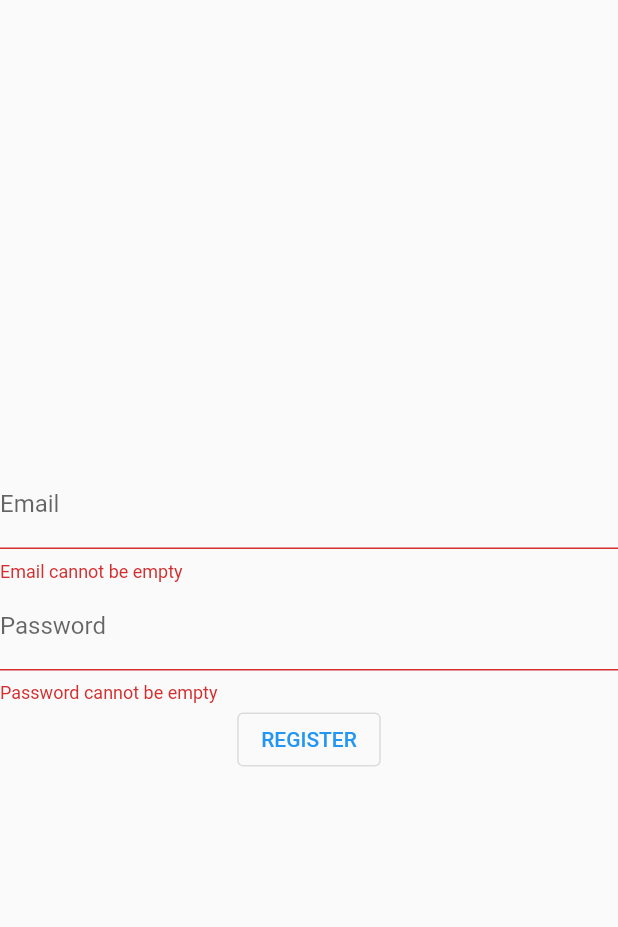
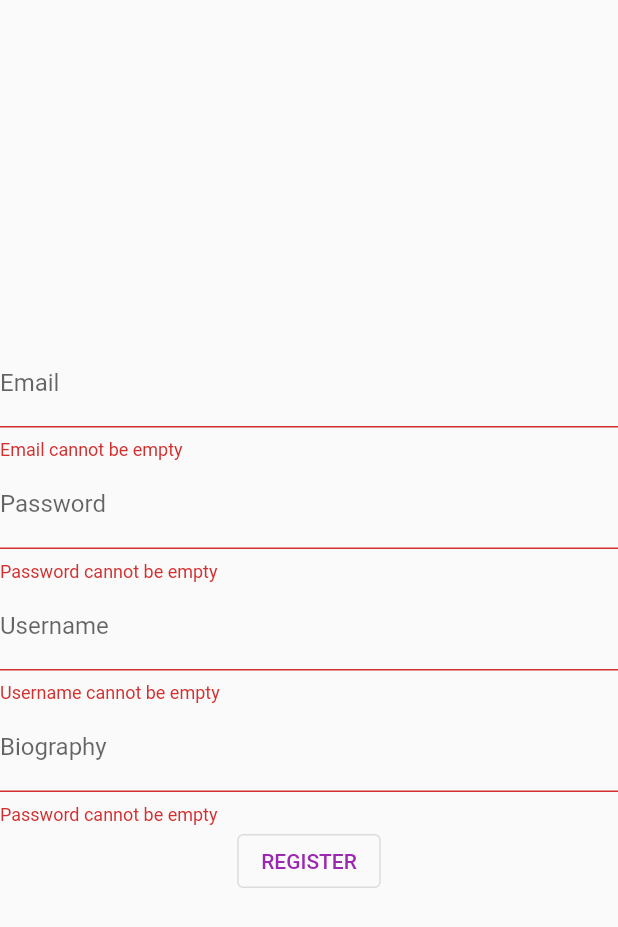
Before and after one commit to arzumannan/create_social, a Flutter app: the RegisterForm widget shown alone on an empty page, opened directly, after a tap on "REGISTER", on a phone screen of 412 x 824 dp. Shown: the top 927 px of the screen. Run offline on Flutter 3.47's test engine with Material 2 defaults, Android fonts, the light colour scheme and no system bars; our stand-ins replace cloud_firestore, firebase_auth, firebase_core; accounts and stored records are empty.

Commit message:
7/4 commit final

```diff
--- a/lib/forms/registerform.dart
+++ b/lib/forms/registerform.dart
@@ -1,3 +1,4 @@
+import 'package:cloud_firestore/cloud_firestore.dart';
 import 'package:create_social/style/style.dart';
 import 'package:firebase_auth/firebase_auth.dart';
 import 'package:flutter/material.dart';
@@ -11,10 +12,14 @@
 
 class _RegisterFormState extends State<RegisterForm> {
   final FirebaseAuth _auth = FirebaseAuth.instance;
+  final FirebaseFirestore _db = FirebaseFirestore.instance;
+
   bool loading = false;
   final _formKey = GlobalKey<FormState>();
   final TextEditingController _email = TextEditingController();
+  final TextEditingController _username = TextEditingController();
   final TextEditingController _password = TextEditingController();
+  final TextEditingController _bio = TextEditingController();
 
   @override
   Widget build(BuildContext context) {
@@ -51,6 +56,29 @@
               return null;
             },
           ),
+          TextFormField(
+            controller: _username,
+            decoration: inputStyling("Username"),
+            validator: (value) {
+              if (value == null || value.isEmpty) {
+                return "Username cannot be empty";
+              }
+              return null;
+            },
+          ),
+          TextFormField(
+            controller: _bio,
+            decoration: inputStyling("Biography"),
+            validator: (value) {
+              if (value == null || value.isEmpty) {
+                return "Password cannot be empty";
+              }
+              if (value.length < 7) {
+                return "Password too short.";
+              }
+              return null;
+            },
+          ),
           OutlinedButton(
               onPressed: () {
                 setState(() {
@@ -71,9 +99,15 @@
             await _auth.createUserWithEmailAndPassword(
                 email: _email.text, password: _password.text);
 
+        _db
+            .collection("users")
+            .doc(registerResponse.user!.uid)
+            .set({"name": _username.text, "bio": _bio.text})
+            .then((value) => snackBar(context, "User registered successfully."))
+            .catchError((error) => snackBar(context, "FAILED. $error"));
+
         registerResponse.user!.sendEmailVerification();
         setState(() {
-          snackBar(context, "User registered successfully.");
           loading = false;
         });
       } catch (e) {
--- /dev/null
+++ b/lib/model/user.dart
@@ -0,0 +1,16 @@
+class User {
+  final String id;
+  final String name;
+  final String bio;
+  final DateTime? date;
+
+  User({required this.id, required this.name, required this.bio, this.date});
+
+  factory User.fromJson(String id, Map<String, dynamic> data) {
+    return User(id: id, name: data["name"], bio: data["bio"]);
+  }
+
+  Map<String, dynamic> toJSON() {
+    return {"name": name, "bio": bio, "date": date};
+  }
+}
--- a/lib/pages/authentication.dart
+++ b/lib/pages/authentication.dart
@@ -1,4 +1,5 @@
 import 'package:create_social/forms/loginform.dart';
+import 'package:create_social/forms/registerform.dart';
 import 'package:flutter/material.dart';
 
 class Authentication extends StatelessWidget {
--- a/pubspec.yaml
+++ b/pubspec.yaml
@@ -24,6 +24,7 @@
   cupertino_icons: ^1.0.2
   firebase_auth: ^3.3.19
   firebase_core: ^1.17.1
+  cloud_firestore: ^3.1.18
 
 dev_dependencies:
   flutter_test:
```
Also changed, not shown: lib/forms/postform.dart (added, +44 -0 lines), lib/main.dart (+6 -2 lines), lib/model/post.dart (added, +34 -0 lines), lib/pages/driver.dart (added, +21 -0 lines), lib/pages/home.dart (+78 -6 lines), lib/pages/profile.dart (added, +25 -0 lines), lib/services/firestore_service.dart (added, +75 -0 lines), pubspec.lock, 7 other files.
